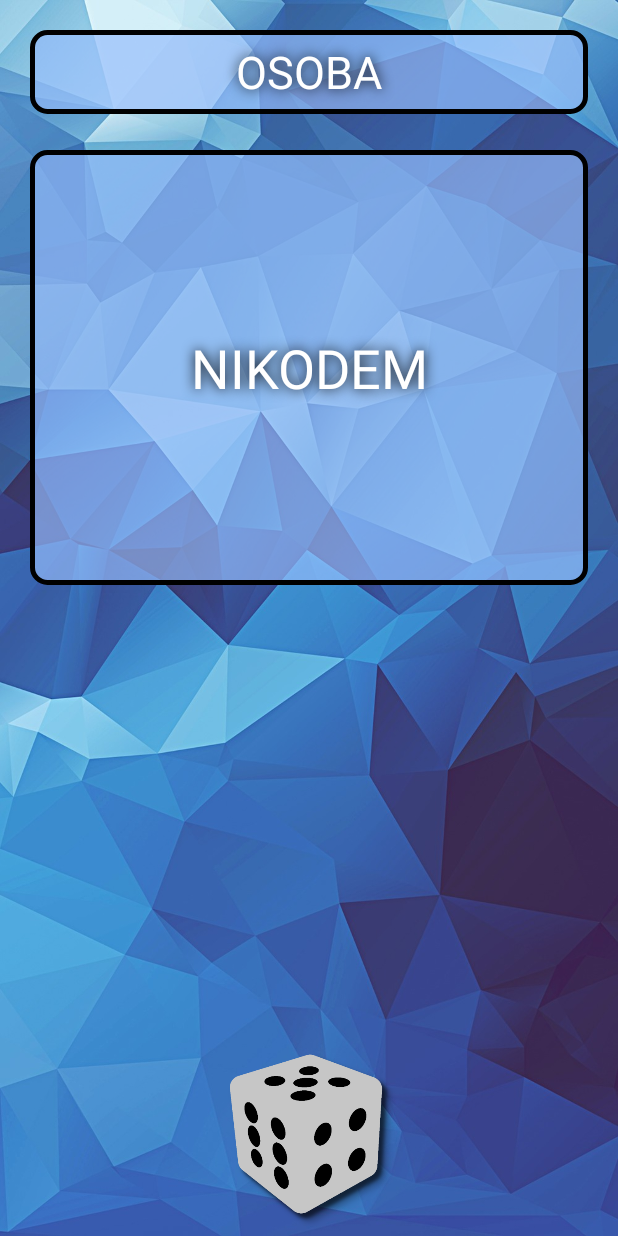
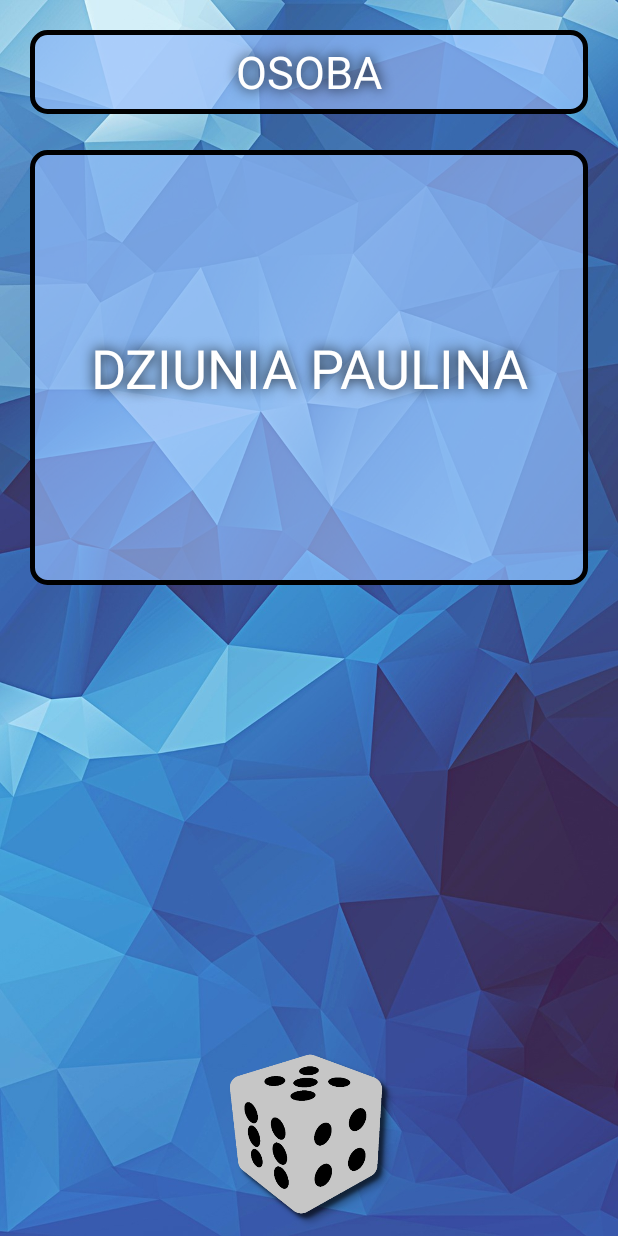
Before and after one commit to SzymG/AjjKalamba, an Android app: the HomeActivity screen opened directly, with no data from a screen before it, after a tap on an icon or button, on a phone screen of 412 x 824 dp. Run offline under Robolectric (Android 15) with nearby library versions, the light colour scheme and no system bars; Roboto replaces fonts that are not available here.

Commit message:
Few new words

```diff
--- a/app/src/main/java/com/example/szymo/ajjkalamba/HomeActivity.java
+++ b/app/src/main/java/com/example/szymo/ajjkalamba/HomeActivity.java
@@ -45,9 +45,15 @@ public class HomeActivity extends AppCompatActivity {
 
         db = new DatabaseHelper(this);
         db.clear();
-        db.insertData("Osoba", "Bauza");
-        db.insertData("Osoba", "Nikodem");
-        db.insertData("Osoba","Szymon");
+        db.insertData("Osoba", "Gryfica Gnilda Bauza");
+        db.insertData("Osoba", "Flubbershy Nikodem");
+        db.insertData("Osoba","Bumfight Sparkle Gągor");
+        db.insertData("Osoba","Dziunia Paulina");
+        db.insertData("Osoba","Bumple Jack Krysia");
+        db.insertData("Osoba", "Bimkie Guy Śmigło");
+        db.insertData("Osoba","Random Bash");
+
+
 
         listItem = new ArrayList<>();
         rand = new Random();
```
